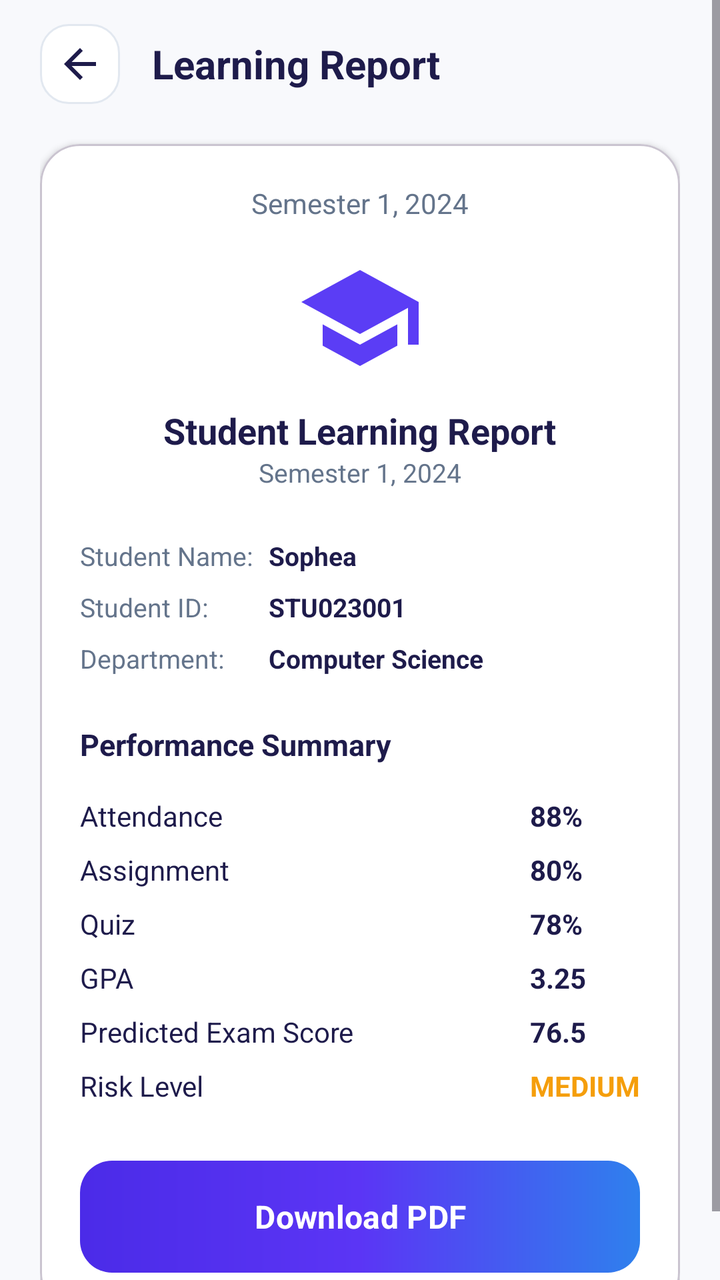
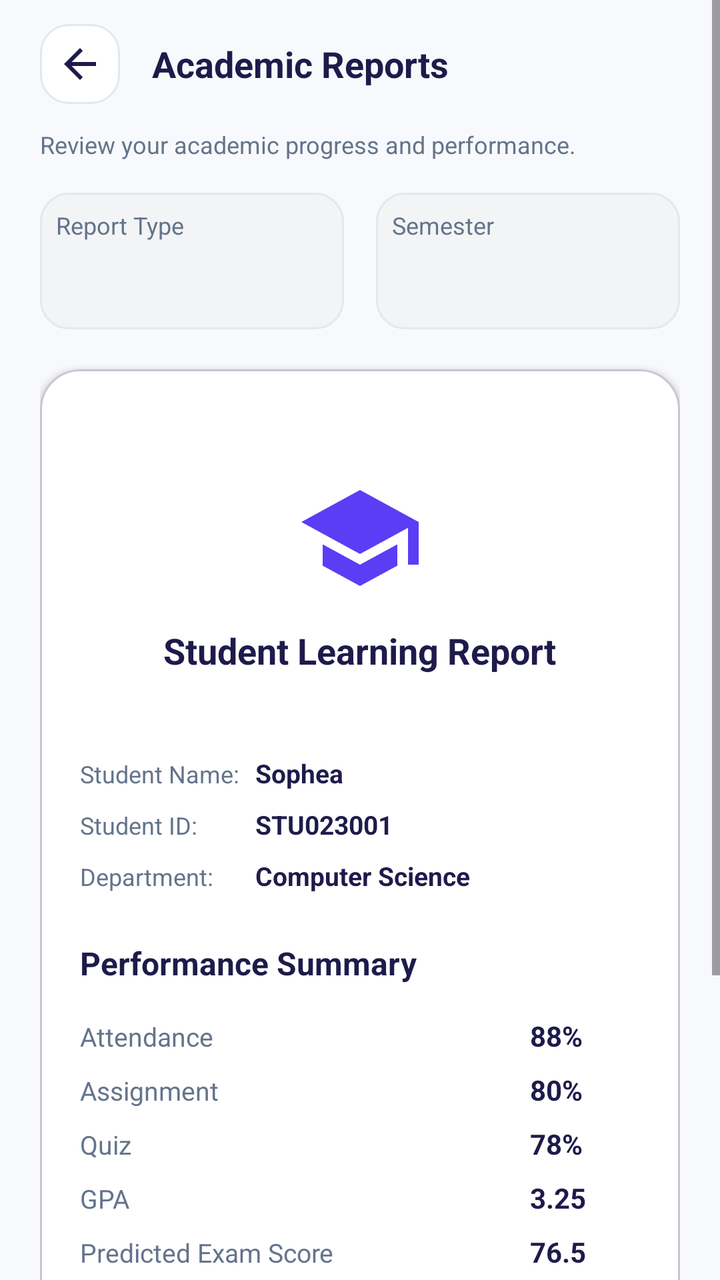

An Android layout rendered at two revisions. The XML below is the earlier revision; the diff shows what the commit changed to produce the second picture.
<!-- AndroidManifest.xml: application theme Theme.Studentlearnanalytics -->
<!-- res/layout/activity_learning_report.xml -->
<?xml version="1.0" encoding="utf-8"?>
<ScrollView xmlns:android="http://schemas.android.com/apk/res/android"
    xmlns:app="http://schemas.android.com/apk/res-auto"
    android:layout_width="match_parent"
    android:layout_height="match_parent"
    android:fitsSystemWindows="true"
    android:background="@color/app_background">

    <LinearLayout
        android:layout_width="match_parent"
        android:layout_height="wrap_content"
        android:orientation="vertical"
        android:paddingStart="20dp"
        android:paddingTop="12dp"
        android:paddingEnd="20dp"
        android:paddingBottom="20dp">

        <LinearLayout
            android:layout_width="match_parent"
            android:layout_height="wrap_content"
            android:gravity="center_vertical"
            android:orientation="horizontal">

            <ImageButton
                android:id="@+id/btnBack"
                android:layout_width="40dp"
                android:layout_height="40dp"
                android:background="@drawable/bg_social_button"
                android:contentDescription="Back"
                android:src="@drawable/ic_back"
                app:tint="@color/text_primary" />

            <TextView
                android:layout_width="0dp"
                android:layout_height="wrap_content"
                android:layout_marginStart="16dp"
                android:layout_weight="1"
                android:text="Learning Report"
                android:textColor="@color/brand_deep_navy"
                android:textSize="20sp"
                android:textStyle="bold" />

            <Spinner
                android:id="@+id/export_spinner"
                android:layout_width="wrap_content"
                android:layout_height="wrap_content"
                android:background="@null" />
        </LinearLayout>

        <com.google.android.material.card.MaterialCardView
            android:layout_width="match_parent"
            android:layout_height="wrap_content"
            android:layout_marginTop="20dp"
            app:cardBackgroundColor="@color/white"
            app:cardCornerRadius="20dp"
            app:cardElevation="2dp">

            <LinearLayout
                android:layout_width="match_parent"
                android:layout_height="wrap_content"
                android:orientation="vertical"
                android:padding="20dp">

                <TextView
                    android:layout_width="wrap_content"
                    android:layout_height="wrap_content"
                    android:layout_gravity="center_horizontal"
                    android:text="Semester 1, 2024"
                    android:textColor="@color/text_secondary"
                    android:textSize="14sp" />

                <ImageView
                    android:layout_width="64dp"
                    android:layout_height="64dp"
                    android:layout_gravity="center_horizontal"
                    android:layout_marginTop="16dp"
                    android:src="@drawable/ic_graduation_cap"
                    android:contentDescription="Graduation Logo"
                    app:tint="@color/primary" />

                <TextView
                    android:layout_width="wrap_content"
                    android:layout_height="wrap_content"
                    android:layout_gravity="center_horizontal"
                    android:layout_marginTop="12dp"
                    android:text="Student Learning Report"
                    android:textColor="@color/brand_deep_navy"
                    android:textSize="18sp"
                    android:textStyle="bold" />

                <TextView
                    android:layout_width="wrap_content"
                    android:layout_height="wrap_content"
                    android:layout_gravity="center_horizontal"
                    android:text="Semester 1, 2024"
                    android:textColor="@color/text_secondary"
                    android:textSize="13sp" />

                <GridLayout
                    android:layout_width="match_parent"
                    android:layout_height="wrap_content"
                    android:layout_marginTop="24dp"
                    android:columnCount="2">

                    <TextView android:text="Student Name:" android:textColor="@color/text_secondary" android:textSize="13sp" />
                    <TextView android:id="@+id/tvReportStudentName" android:text="Sophea" android:textColor="@color/text_primary" android:textSize="13sp" android:textStyle="bold" android:layout_marginStart="8dp" />

                    <TextView android:text="Student ID:" android:textColor="@color/text_secondary" android:textSize="13sp" android:layout_marginTop="8dp"/>
                    <TextView android:id="@+id/tvReportStudentId" android:text="STU023001" android:textColor="@color/text_primary" android:textSize="13sp" android:textStyle="bold" android:layout_marginStart="8dp" android:layout_marginTop="8dp" />

                    <TextView android:text="Department:" android:textColor="@color/text_secondary" android:textSize="13sp" android:layout_marginTop="8dp"/>
                    <TextView android:id="@+id/tvReportDepartment" android:text="Computer Science" android:textColor="@color/text_primary" android:textSize="13sp" android:textStyle="bold" android:layout_marginStart="8dp" android:layout_marginTop="8dp" />
                </GridLayout>

                <TextView
                    android:layout_width="wrap_content"
                    android:layout_height="wrap_content"
                    android:layout_marginTop="24dp"
                    android:text="Performance Summary"
                    android:textColor="@color/brand_deep_navy"
                    android:textSize="15sp"
                    android:textStyle="bold" />

                <TableLayout
                    android:layout_width="match_parent"
                    android:layout_height="wrap_content"
                    android:layout_marginTop="8dp"
                    android:stretchColumns="0">

                    <TableRow android:layout_marginTop="8dp">
                        <TextView android:text="Attendance" android:textColor="@color/text_primary" />
                        <TextView android:id="@+id/tvReportAttendance" android:text="88%" android:layout_marginStart="16dp" android:textStyle="bold" android:textColor="@color/brand_deep_navy" />
                    </TableRow>

                    <TableRow android:layout_marginTop="8dp">
                        <TextView android:text="Assignment" android:textColor="@color/text_primary" />
                        <TextView android:id="@+id/tvReportAssignment" android:text="80%" android:layout_marginStart="16dp" android:textStyle="bold" android:textColor="@color/brand_deep_navy" />
                    </TableRow>

                    <TableRow android:layout_marginTop="8dp">
                        <TextView android:text="Quiz" android:textColor="@color/text_primary" />
                        <TextView android:id="@+id/tvReportQuiz" android:text="78%" android:layout_marginStart="16dp" android:textStyle="bold" android:textColor="@color/brand_deep_navy" />
                    </TableRow>

                    <TableRow android:layout_marginTop="8dp">
                        <TextView android:text="GPA" android:textColor="@color/text_primary" />
                        <TextView android:id="@+id/tvReportGpa" android:text="3.25" android:layout_marginStart="16dp" android:textStyle="bold" android:textColor="@color/brand_deep_navy" />
                    </TableRow>

                    <TableRow android:layout_marginTop="8dp">
                        <TextView android:text="Predicted Exam Score" android:textColor="@color/text_primary" />
                        <TextView android:id="@+id/tvReportPredictedScore" android:text="76.5" android:layout_marginStart="16dp" android:textStyle="bold" android:textColor="@color/brand_deep_navy" />
                    </TableRow>

                    <TableRow android:layout_marginTop="8dp">
                        <TextView android:text="Risk Level" android:textColor="@color/text_primary" />
                        <TextView android:id="@+id/tvReportRiskLevel" android:text="MEDIUM" android:layout_marginStart="16dp" android:textStyle="bold" android:textColor="@color/warning_orange" />
                    </TableRow>
                </TableLayout>

                <Button
                    android:id="@+id/btnDownloadPdf"
                    android:layout_width="match_parent"
                    android:layout_height="56dp"
                    android:layout_marginTop="28dp"
                    android:background="@drawable/bg_button_primary_v2"
                    android:text="Download PDF"
                    android:textAllCaps="false"
                    android:textColor="@color/white"
                    android:textSize="16sp"
                    android:textStyle="bold"
                    app:backgroundTint="@null" />

            </LinearLayout>
        </com.google.android.material.card.MaterialCardView>

    </LinearLayout>
</ScrollView>
<!-- resources referenced by this layout -->
<resources>
  <color name="app_background">#F8F9FC</color>
  <color name="brand_deep_navy">#1E1B4B</color>
  <color name="primary">#5B3DF5</color>
  <color name="text_primary">#1E1B4B</color>
  <color name="text_secondary">#64748B</color>
  <color name="warning_orange">#F59E0B</color>
  <color name="white">#FFFFFFFF</color>
  <!-- drawable bg_button_primary_v2 (drawable) -->
  <?xml version="1.0" encoding="utf-8"?>
  <ripple xmlns:android="http://schemas.android.com/apk/res/android"
      android:color="#40FFFFFF">
      <item>
          <shape android:shape="rectangle">
              <corners android:radius="16dp" />
              <gradient
                  android:startColor="#4B2BE8"
                  android:centerColor="#5B35F5"
                  android:endColor="#2F80ED"
                  android:angle="0" />
          </shape>
      </item>
  </ripple>
  <!-- drawable bg_social_button (drawable) -->
  <?xml version="1.0" encoding="utf-8"?>
  <ripple xmlns:android="http://schemas.android.com/apk/res/android"
      android:color="#10000000">
      <item>
          <shape android:shape="rectangle">
              <corners android:radius="14dp" />
              <solid android:color="@color/white" />
              <stroke android:width="1dp" android:color="@color/divider_color" />
          </shape>
      </item>
  </ripple>
  <!-- drawable ic_back (drawable) -->
  <vector xmlns:android="http://schemas.android.com/apk/res/android"
      android:width="24dp"
      android:height="24dp"
      android:viewportWidth="24"
      android:viewportHeight="24">
      <path
          android:fillColor="@color/text_primary"
          android:pathData="M20,11H7.83l5.59,-5.59L12,4l-8,8 8,8 1.41,-1.41L7.83,13H20v-2z" />
  </vector>
  <!-- drawable ic_graduation_cap (drawable) -->
  <?xml version="1.0" encoding="utf-8"?>
  <vector xmlns:android="http://schemas.android.com/apk/res/android"
      android:width="22dp"
      android:height="22dp"
      android:viewportWidth="24"
      android:viewportHeight="24">
      <path
          android:fillColor="#16C784"
          android:pathData="M12,3L1,9l11,6l9,-4.91V17h2V9L12,3zM5,13.18v4l7,3.82l7,-3.82v-4L12,17L5,13.18z"/>
  </vector>
  <style name="Theme.Studentlearnanalytics" parent="Theme.Material3.Light.NoActionBar">
          
          <item name="colorPrimary">@color/primary</item>
          <item name="colorPrimaryDark">@color/primary_dark</item>
          <item name="colorAccent">@color/primary_light</item>
          
          <item name="android:windowBackground">@color/app_background</item>
          <item name="android:statusBarColor">@color/app_background</item>
          <item name="android:windowLightStatusBar">true</item>
          
          
          <item name="android:fontFamily">sans-serif</item>
          <item name="fontFamily">sans-serif</item>
      </style>
  <color name="divider_color">#E2E8F0</color>
  <color name="primary_dark">#4324EB</color>
  <color name="primary_light">#5B3DF5</color>
</resources>

<!-- the commit's change to res/layout/activity_learning_report.xml (unified diff, before → after) -->
@@ -35,16 +35,81 @@
                 android:layout_height="wrap_content"
                 android:layout_marginStart="16dp"
                 android:layout_weight="1"
-                android:text="Learning Report"
-                android:textColor="@color/brand_deep_navy"
-                android:textSize="20sp"
+                android:text="Academic Reports"
+                android:textColor="@color/text_primary"
+                android:textSize="18sp"
                 android:textStyle="bold" />
-
-            <Spinner
-                android:id="@+id/export_spinner"
-                android:layout_width="wrap_content"
-                android:layout_height="wrap_content"
-                android:background="@null" />
+        </LinearLayout>
+
+        <TextView
+            android:layout_width="match_parent"
+            android:layout_height="wrap_content"
+            android:layout_marginTop="12dp"
+            android:text="Review your academic progress and performance."
+            android:textColor="@color/text_secondary"
+            android:textSize="12sp" />
+
+        <ProgressBar
+            android:id="@+id/progressBar"
+            android:layout_width="wrap_content"
+            android:layout_height="wrap_content"
+            android:layout_gravity="center_horizontal"
+            android:layout_marginTop="16dp"
+            android:visibility="gone" />
+
+        <LinearLayout
+            android:layout_width="match_parent"
+            android:layout_height="wrap_content"
+            android:layout_marginTop="16dp"
+            android:orientation="horizontal"
+            android:baselineAligned="false">
+
+            <LinearLayout
+                android:layout_width="0dp"
+                android:layout_height="wrap_content"
+                android:layout_weight="1"
+                android:layout_marginEnd="8dp"
+                android:background="@drawable/bg_rounded_input_v2"
+                android:orientation="vertical"
+                android:padding="8dp">
+
+                <TextView
+                    android:layout_width="wrap_content"
+                    android:layout_height="wrap_content"
+                    android:text="Report Type"
+                    android:textColor="@color/text_secondary"
+                    android:textSize="12sp" />
+
+                <Spinner
+                    android:id="@+id/spinnerReportType"
+                    android:layout_width="match_parent"
+                    android:layout_height="36dp"
+                    android:background="@null" />
+            </LinearLayout>
+
+            <LinearLayout
+                android:layout_width="0dp"
+                android:layout_height="wrap_content"
+                android:layout_weight="1"
+                android:layout_marginStart="8dp"
+                android:background="@drawable/bg_rounded_input_v2"
+                android:orientation="vertical"
+                android:padding="8dp">
+
+                <TextView
+                    android:layout_width="wrap_content"
+                    android:layout_height="wrap_content"
+                    android:text="Semester"
+                    android:textColor="@color/text_secondary"
+                    android:textSize="12sp" />
+
+                <Spinner
+                    android:id="@+id/spinnerSemester"
+                    android:layout_width="match_parent"
+                    android:layout_height="36dp"
+                    android:background="@null" />
+            </LinearLayout>
+
         </LinearLayout>
 
         <com.google.android.material.card.MaterialCardView
@@ -62,12 +127,13 @@
                 android:padding="20dp">
 
                 <TextView
-                    android:layout_width="wrap_content"
-                    android:layout_height="wrap_content"
-                    android:layout_gravity="center_horizontal"
-                    android:text="Semester 1, 2024"
-                    android:textColor="@color/text_secondary"
-                    android:textSize="14sp" />
+                    android:id="@+id/tvReportSemesterTitle"
+                    android:layout_width="wrap_content"
+                    android:layout_height="wrap_content"
+                    android:layout_gravity="center_horizontal"
+                    android:text=""
+                    android:textColor="@color/text_secondary"
+                    android:textSize="12sp" />
 
                 <ImageView
                     android:layout_width="64dp"
@@ -84,17 +150,18 @@
                     android:layout_gravity="center_horizontal"
                     android:layout_marginTop="12dp"
                     android:text="Student Learning Report"
-                    android:textColor="@color/brand_deep_navy"
+                    android:textColor="@color/text_primary"
                     android:textSize="18sp"
                     android:textStyle="bold" />
 
                 <TextView
-                    android:layout_width="wrap_content"
-                    android:layout_height="wrap_content"
-                    android:layout_gravity="center_horizontal"
-                    android:text="Semester 1, 2024"
-                    android:textColor="@color/text_secondary"
-                    android:textSize="13sp" />
+                    android:id="@+id/tvReportSemesterSubtitle"
+                    android:layout_width="wrap_content"
+                    android:layout_height="wrap_content"
+                    android:layout_gravity="center_horizontal"
+                    android:text=""
+                    android:textColor="@color/text_secondary"
+                    android:textSize="12sp" />
 
                 <GridLayout
                     android:layout_width="match_parent"
@@ -102,13 +169,13 @@
                     android:layout_marginTop="24dp"
                     android:columnCount="2">
 
-                    <TextView android:text="Student Name:" android:textColor="@color/text_secondary" android:textSize="13sp" />
+                    <TextView android:text="Student Name:" android:textColor="@color/text_secondary" android:textSize="12sp" />
                     <TextView android:id="@+id/tvReportStudentName" android:text="Sophea" android:textColor="@color/text_primary" android:textSize="13sp" android:textStyle="bold" android:layout_marginStart="8dp" />
 
-                    <TextView android:text="Student ID:" android:textColor="@color/text_secondary" android:textSize="13sp" android:layout_marginTop="8dp"/>
+                    <TextView android:text="Student ID:" android:textColor="@color/text_secondary" android:textSize="12sp" android:layout_marginTop="8dp"/>
                     <TextView android:id="@+id/tvReportStudentId" android:text="STU023001" android:textColor="@color/text_primary" android:textSize="13sp" android:textStyle="bold" android:layout_marginStart="8dp" android:layout_marginTop="8dp" />
 
-                    <TextView android:text="Department:" android:textColor="@color/text_secondary" android:textSize="13sp" android:layout_marginTop="8dp"/>
+                    <TextView android:text="Department:" android:textColor="@color/text_secondary" android:textSize="12sp" android:layout_marginTop="8dp"/>
                     <TextView android:id="@+id/tvReportDepartment" android:text="Computer Science" android:textColor="@color/text_primary" android:textSize="13sp" android:textStyle="bold" android:layout_marginStart="8dp" android:layout_marginTop="8dp" />
                 </GridLayout>
 
@@ -117,8 +184,8 @@
                     android:layout_height="wrap_content"
                     android:layout_marginTop="24dp"
                     android:text="Performance Summary"
-                    android:textColor="@color/brand_deep_navy"
-                    android:textSize="15sp"
+                    android:textColor="@color/text_primary"
+                    android:textSize="16sp"
                     android:textStyle="bold" />
 
                 <TableLayout
@@ -128,48 +195,67 @@
                     android:stretchColumns="0">
 
                     <TableRow android:layout_marginTop="8dp">
-                        <TextView android:text="Attendance" android:textColor="@color/text_primary" />
-                        <TextView android:id="@+id/tvReportAttendance" android:text="88%" android:layout_marginStart="16dp" android:textStyle="bold" android:textColor="@color/brand_deep_navy" />
-                    </TableRow>
-
-                    <TableRow android:layout_marginTop="8dp">
-                        <TextView android:text="Assignment" android:textColor="@color/text_primary" />
-                        <TextView android:id="@+id/tvReportAssignment" android:text="80%" android:layout_marginStart="16dp" android:textStyle="bold" android:textColor="@color/brand_deep_navy" />
-                    </TableRow>
-
-                    <TableRow android:layout_marginTop="8dp">
-                        <TextView android:text="Quiz" android:textColor="@color/text_primary" />
-                        <TextView android:id="@+id/tvReportQuiz" android:text="78%" android:layout_marginStart="16dp" android:textStyle="bold" android:textColor="@color/brand_deep_navy" />
-                    </TableRow>
-
-                    <TableRow android:layout_marginTop="8dp">
-                        <TextView android:text="GPA" android:textColor="@color/text_primary" />
-                        <TextView android:id="@+id/tvReportGpa" android:text="3.25" android:layout_marginStart="16dp" android:textStyle="bold" android:textColor="@color/brand_deep_navy" />
-                    </TableRow>
-
-                    <TableRow android:layout_marginTop="8dp">
-                        <TextView android:text="Predicted Exam Score" android:textColor="@color/text_primary" />
-                        <TextView android:id="@+id/tvReportPredictedScore" android:text="76.5" android:layout_marginStart="16dp" android:textStyle="bold" android:textColor="@color/brand_deep_navy" />
-                    </TableRow>
-
-                    <TableRow android:layout_marginTop="8dp">
-                        <TextView android:text="Risk Level" android:textColor="@color/text_primary" />
+                        <TextView android:text="Attendance" android:textColor="@color/text_secondary" android:textSize="13sp" />
+                        <TextView android:id="@+id/tvReportAttendance" android:text="88%" android:layout_marginStart="16dp" android:textStyle="bold" android:textColor="@color/text_primary" />
+                    </TableRow>
+
+                    <TableRow android:layout_marginTop="8dp">
+                        <TextView android:text="Assignment" android:textColor="@color/text_secondary" android:textSize="13sp" />
+                        <TextView android:id="@+id/tvReportAssignment" android:text="80%" android:layout_marginStart="16dp" android:textStyle="bold" android:textColor="@color/text_primary" />
+                    </TableRow>
+
+                    <TableRow android:layout_marginTop="8dp">
+                        <TextView android:text="Quiz" android:textColor="@color/text_secondary" android:textSize="13sp" />
+                        <TextView android:id="@+id/tvReportQuiz" android:text="78%" android:layout_marginStart="16dp" android:textStyle="bold" android:textColor="@color/text_primary" />
+                    </TableRow>
+
+                    <TableRow android:layout_marginTop="8dp">
+                        <TextView android:text="GPA" android:textColor="@color/text_secondary" android:textSize="13sp" />
+                        <TextView android:id="@+id/tvReportGpa" android:text="3.25" android:layout_marginStart="16dp" android:textStyle="bold" android:textColor="@color/text_primary" />
+                    </TableRow>
+
+                    <TableRow android:layout_marginTop="8dp">
+                        <TextView android:text="Predicted Exam Score" android:textColor="@color/text_secondary" android:textSize="13sp" />
+                        <TextView android:id="@+id/tvReportPredictedScore" android:text="76.5" android:layout_marginStart="16dp" android:textStyle="bold" android:textColor="@color/text_primary" />
+                    </TableRow>
+
+                    <TableRow android:layout_marginTop="8dp">
+                        <TextView android:text="Risk Level" android:textColor="@color/text_secondary" android:textSize="13sp" />
                         <TextView android:id="@+id/tvReportRiskLevel" android:text="MEDIUM" android:layout_marginStart="16dp" android:textStyle="bold" android:textColor="@color/warning_orange" />
                     </TableRow>
                 </TableLayout>
 
-                <Button
+                <TextView
+                    android:layout_width="wrap_content"
+                    android:layout_height="wrap_content"
+                    android:layout_marginTop="24dp"
+                    android:text="Course Details"
+                    android:textColor="@color/text_primary"
+                    android:textSize="16sp"
+                    android:textStyle="bold" />
+
+                <LinearLayout
+                    android:id="@+id/layoutCoursesContainer"
+                    android:layout_width="match_parent"
+                    android:layout_height="wrap_content"
+                    android:orientation="vertical"
+                    android:layout_marginTop="8dp">
+                    
+                </LinearLayout>
+
+                <com.google.android.material.button.MaterialButton
                     android:id="@+id/btnDownloadPdf"
+                    style="@style/Widget.Material3.Button.TonalButton"
                     android:layout_width="match_parent"
                     android:layout_height="56dp"
                     android:layout_marginTop="28dp"
-                    android:background="@drawable/bg_button_primary_v2"
                     android:text="Download PDF"
                     android:textAllCaps="false"
                     android:textColor="@color/white"
-                    android:textSize="16sp"
+                    android:textSize="14sp"
                     android:textStyle="bold"
-                    app:backgroundTint="@null" />
+                    app:backgroundTint="@color/primary"
+                    app:cornerRadius="12dp" />
 
             </LinearLayout>
         </com.google.android.material.card.MaterialCardView>
<!-- resource entries referenced after the edit -->
@@ -1,27 +1,29 @@
 <!-- resources referenced by this layout -->
 <resources>
   <color name="app_background">#F8F9FC</color>
-  <color name="brand_deep_navy">#1E1B4B</color>
   <color name="primary">#5B3DF5</color>
   <color name="text_primary">#1E1B4B</color>
   <color name="text_secondary">#64748B</color>
   <color name="warning_orange">#F59E0B</color>
   <color name="white">#FFFFFFFF</color>
-  <!-- drawable bg_button_primary_v2 (drawable) -->
+  <!-- drawable bg_rounded_input_v2 (drawable) -->
   <?xml version="1.0" encoding="utf-8"?>
-  <ripple xmlns:android="http://schemas.android.com/apk/res/android"
-      android:color="#40FFFFFF">
+  <selector xmlns:android="http://schemas.android.com/apk/res/android">
+      <item android:state_focused="true">
+          <shape android:shape="rectangle">
+              <corners android:radius="14dp" />
+              <solid android:color="@color/white" />
+              <stroke android:width="2dp" android:color="@color/primary" />
+          </shape>
+      </item>
       <item>
           <shape android:shape="rectangle">
-              <corners android:radius="16dp" />
-              <gradient
-                  android:startColor="#4B2BE8"
-                  android:centerColor="#5B35F5"
-                  android:endColor="#2F80ED"
-                  android:angle="0" />
+              <corners android:radius="14dp" />
+              <solid android:color="#F3F4F6" />
+              <stroke android:width="1dp" android:color="@color/divider_color" />
           </shape>
       </item>
-  </ripple>
+  </selector>
   <!-- drawable bg_social_button (drawable) -->
   <?xml version="1.0" encoding="utf-8"?>
   <ripple xmlns:android="http://schemas.android.com/apk/res/android"
